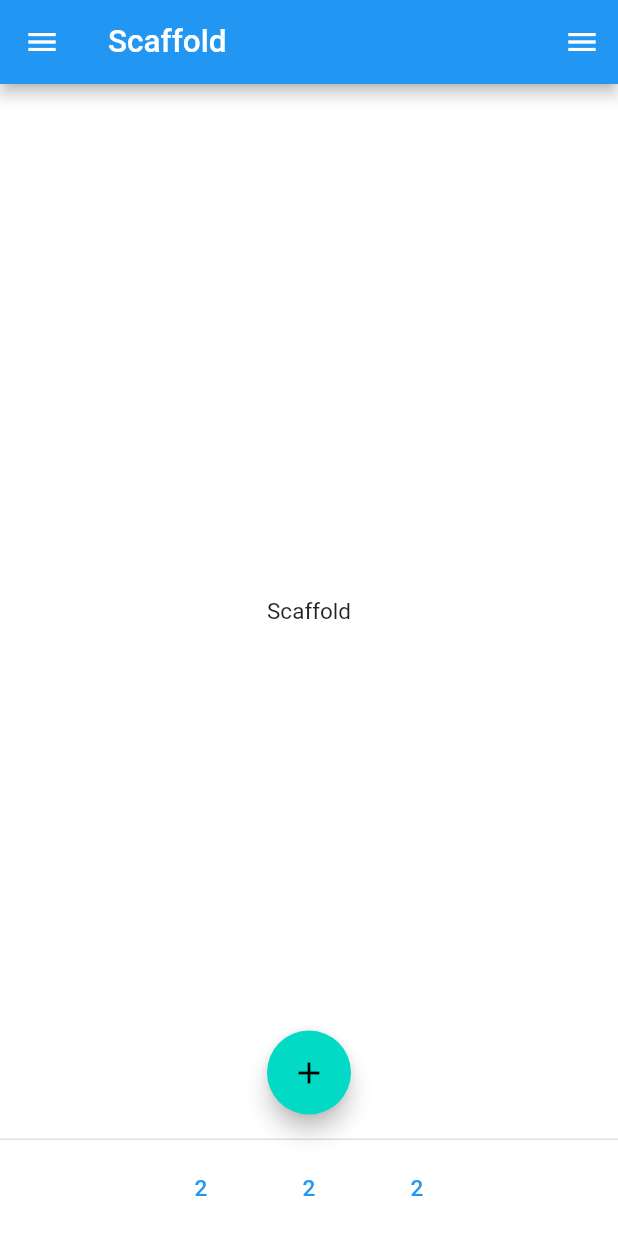
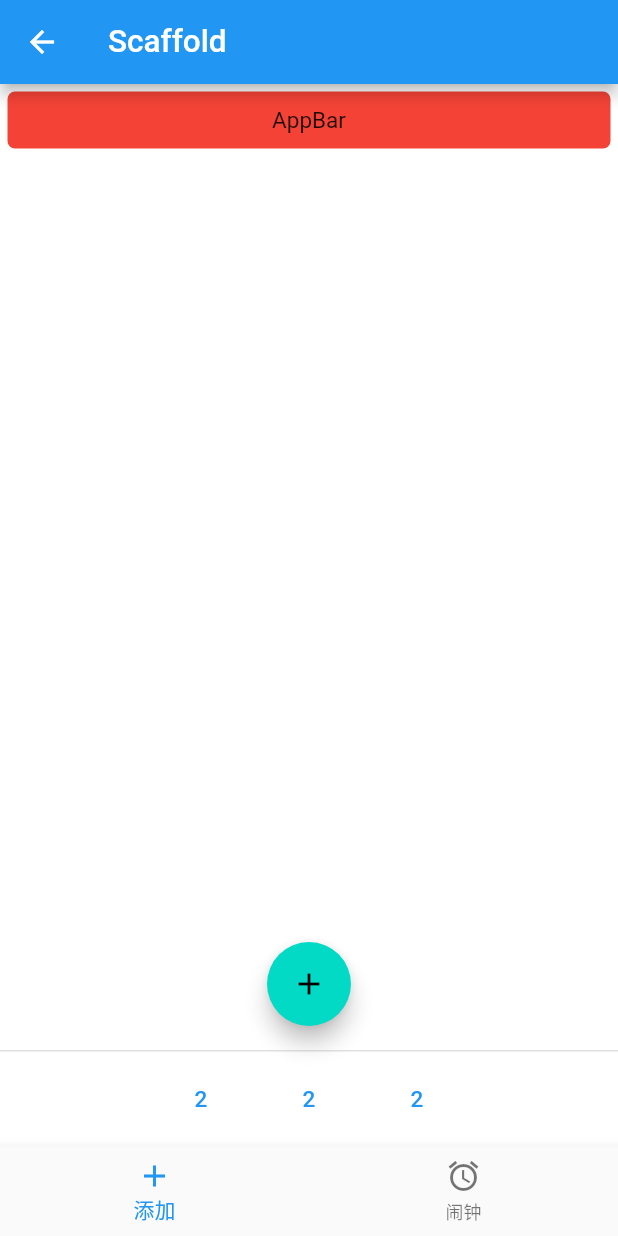
Before and after one commit to LuckyLi706/flutter_example_learn, a Flutter app: the ScaffoldPage screen opened directly, on a phone screen of 412 x 824 dp. Run offline on Flutter 3.47's test engine with Material 2 defaults, Android fonts, the phone set to English and light mode, and no system bars; our stand-ins replace fluttertoast; missing offline and left inert: dart:ffi, window_manager.

Commit message:
add Scaffold Widget

```diff
--- /dev/null
+++ b/lib/ui/widget/page/scaffold/app_bar_page.dart
@@ -0,0 +1,92 @@
+import 'package:flutter/material.dart';
+import 'package:flutter_example_learn/base/base_page_state.dart';
+import 'package:flutter_example_learn/util/screen_util.dart';
+
+/// @Author   lijie@baidu-mgame.com
+/// @Date     2023/8/18 16:02
+/// @Description
+class AppBarPage extends StatefulWidget {
+  const AppBarPage({super.key});
+
+  @override
+  State<StatefulWidget> createState() => _AppBarPageState();
+}
+
+class _AppBarPageState extends BasePageState<AppBarPage> {
+  @override
+  Widget initWidget() {
+    return Container();
+  }
+
+  @override
+  String appBarTitle() {
+    return 'AppBar';
+  }
+
+  @override
+  PreferredSizeWidget? appBar() {
+    return AppBar(
+      /// Widget - 在标题前面显示的一个控件，在首页通常显示应用的 logo；在其他界面通常显示为返回按钮。
+      /// 可以自定义（以下是自定义的）
+      leading: GestureDetector(
+        child: const Icon(Icons.backspace),
+        onTap: () {
+          Navigator.of(context).pop();
+        },
+      ),
+
+      ///是否展示最左边默认的返回控件，默认是展示
+      automaticallyImplyLeading: false,
+
+      ///AppBar显示的标题控件，一般放文字
+      title: const Text('AppBar'),
+
+      ///标题居中
+      //centerTitle: true,
+
+      ///标题距离左边的控件距离，如果默认leading不存在，则会顶边
+      ///centerTitle如果为true，则此属性无效
+      titleSpacing: 10.0,
+
+      ///一个 Widget 列表，代表 AppBar 中所显示的菜单，对于常用的菜单，通常使用 IconButton 来表示；
+      ///对于不常用的菜单通常使用 PopupMenuButton 来显示为三个点，点击后弹出二级菜单
+      actions: [
+        IconButton(
+          onPressed: () {},
+          icon: const Icon(Icons.add),
+        ),
+        IconButton(
+          onPressed: () {},
+          icon: const Icon(Icons.delete),
+        ),
+        IconButton(
+          onPressed: () {},
+          icon: const Icon(Icons.update),
+        ),
+      ],
+
+      ///给右边的所有的菜单组件设置统一的主题
+      actionsIconTheme: const IconThemeData(
+        size: 20,
+        color: Colors.red,
+      ),
+
+      ///灵活区域，相当于给appbar+statusBar的区域加了个遮罩
+      flexibleSpace: SizedBox(
+        height: ScreenUtil.statusBarHeight() + 60,
+        width: double.infinity,
+        child: Image.network(
+          'https://images.pexels.com/photos/850359/pexels-photo-850359.jpeg?auto=compress&cs=tinysrgb&dpr=2&w=500',
+          fit: BoxFit.cover,
+        ),
+      ),
+
+      bottom: TabBar(
+        tabs: [IconButton(onPressed: () {}, icon: Icon(Icons.add))],
+      ),
+
+      ///定义Appbar的高度
+      toolbarHeight: 60,
+    );
+  }
+}
--- a/lib/ui/widget/page/scaffold_page.dart
+++ b/lib/ui/widget/page/scaffold_page.dart
@@ -1,4 +1,7 @@
+import 'package:flutter/gestures.dart';
 import 'package:flutter/material.dart';
+import 'package:flutter_example_learn/common/widget/common_button.dart';
+import 'package:flutter_example_learn/ui/widget/page/scaffold/app_bar_page.dart';
 
 /// @Author   lijie@baidu-mgame.com
 /// @Date     2023/8/15 18:24
@@ -18,14 +21,19 @@ class _ScaffoldPage extends State<ScaffoldPage> {
   @override
   Widget build(BuildContext context) {
     return Scaffold(
+
         ///顶部的appbar
         appBar: AppBar(title: Text(name)),
 
         ///内容
-      body: Center(
-        child: Text(
-          name,
-        ),
+        body: Column(
+          children: [
+            CommonButton('AppBar', () {
+              Navigator.of(context).push(MaterialPageRoute(builder: (route) {
+                return const AppBarPage();
+              }));
+            })
+          ],
         ),
 
         ///展示悬浮按钮
@@ -42,38 +50,81 @@ class _ScaffoldPage extends State<ScaffoldPage> {
 
         ///在底部呈现一组button，显示于[bottomNavigationBar]之上，[body]之下
         persistentFooterButtons: [
-        TextButton(onPressed: () {}, child: Text('2')),
-        TextButton(onPressed: () {}, child: Text('2')),
-        TextButton(onPressed: () {}, child: Text('2')),
+          TextButton(onPressed: () {}, child: const Text('2')),
+          TextButton(onPressed: () {}, child: const Text('2')),
+          TextButton(onPressed: () {}, child: const Text('2')),
         ],
 
         ///一组button所处的位置，默认在右下角
         persistentFooterAlignment: AlignmentDirectional.center,
 
         ///左边侧滑栏
-      drawer: const Drawer(
-        child: Column(
-          children: [
-            DrawerHeader(
-              decoration: BoxDecoration(
-                color: Colors.lightBlueAccent,
-              ),
-              child: Center(
-                child: SizedBox(
-                  width: 60.0,
-                  height: 60.0,
-                  child: CircleAvatar(
-                    child: Text('R'),
-                  ),
-                ),
-              ),
-            ),
+        //  drawer: const Drawer(),
+
+        ///左边侧边栏改变的回调
+        ///  onDrawerChanged: (onChange) {},
+
+        ///右边侧边栏
+        ///  endDrawer: const Drawer(),
+
+        ///右边侧边栏改变的回调
+        /// onEndDrawerChanged: (onChange) {},
+
+        ///底部的导航栏
+        bottomNavigationBar: BottomNavigationBar(
+          items: const [
+            BottomNavigationBarItem(icon: Icon(Icons.add), label: '添加'),
+            BottomNavigationBarItem(icon: Icon(Icons.access_alarm), label: '闹钟')
           ],
         ),
-      ),
 
-      ///右边侧划栏
-      endDrawer: Drawer(),
-    );
+        ///BottomSheet 作为组件直接使用的时候比较少,可以理解为展示在屏幕下方的一个组件
+        ///持久在body下方，底部控件上方的控件
+        // bottomSheet: BottomSheet(
+        //   onClosing: () {
+        //     print("closed");
+        //   },
+        //   builder: (context) {
+        //     return Container(
+        //       height: 300,
+        //       color: Colors.yellow,
+        //       alignment: Alignment.centerLeft,
+        //       child: const Text("BottomSheet In Scaffold"),
+        //     );
+        //   },
+        // ),
+
+        ///内容的背景色，对于themeData的scaffoldBackgroundColor属性
+        backgroundColor: Colors.white,
+
+        ///默认为true，会重新绘制布局，将输入框顶上去，false的时候不会重新绘制，直接覆盖在页面上
+        resizeToAvoidBottomInset: true,
+
+        ///没明白这个熟悉的作用，默认为true，false的时候appbar和statusbar一样高
+        primary: true,
+
+        ///拖动行为方式，与  `drawer `配合使用，用于打开和关闭抽屉的拖动行为将在检测到拖动手势时开始。
+        ///如果设置为 DragStartBehavior.down，它将在首次检测到 down 事件时开始。
+        ///当拖动返回时会使用 `DragStartBehavior.down` 是有很明显的卡顿，建议使用 `DragStartBehavior.start`
+        drawerDragStartBehavior: DragStartBehavior.start,
+
+        ///控制body底部的可显示范围是否在bottomNavigationBar和persistentFooterButtons之上，
+        ///如果设置为True则会直接显示到屏幕的底部，而不是bottomNavigationBar和persistentFooterButtons的上面。
+        extendBody: false,
+
+        ///更上面的类似，这个是控制是否是从屏幕顶部开始显示，而不是从AppBar下面开始显示。
+        extendBodyBehindAppBar: false,
+
+        ///	侧滑栏拉出来时，用来遮盖主页面的颜色
+        drawerScrimColor: Colors.grey,
+
+        ///侧滑栏拉出来的宽度
+        drawerEdgeDragWidth: 20,
+
+        ///左侧侧滑栏是否可以滑动
+        drawerEnableOpenDragGesture: true,
+
+        ///右侧侧滑栏是否可以滑动
+        endDrawerEnableOpenDragGesture: true);
   }
 }
```
Lines whose indentation alone changed are shown as unchanged.
